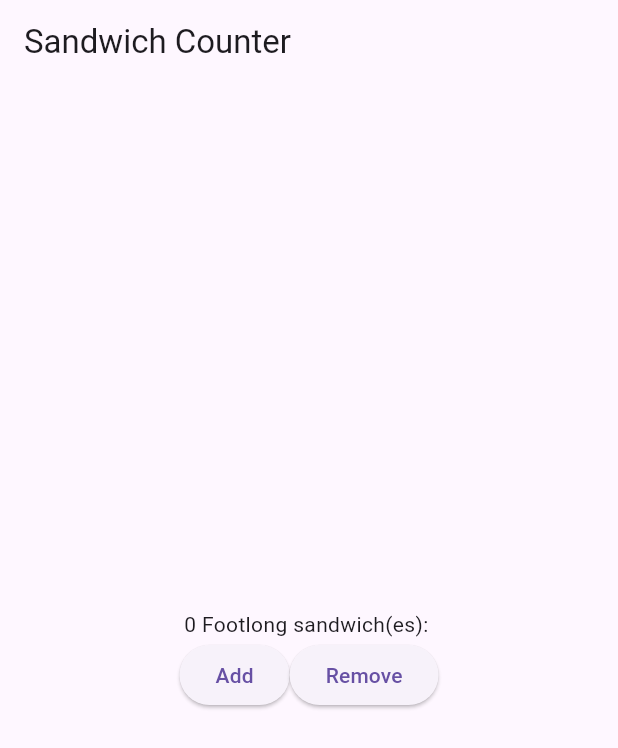
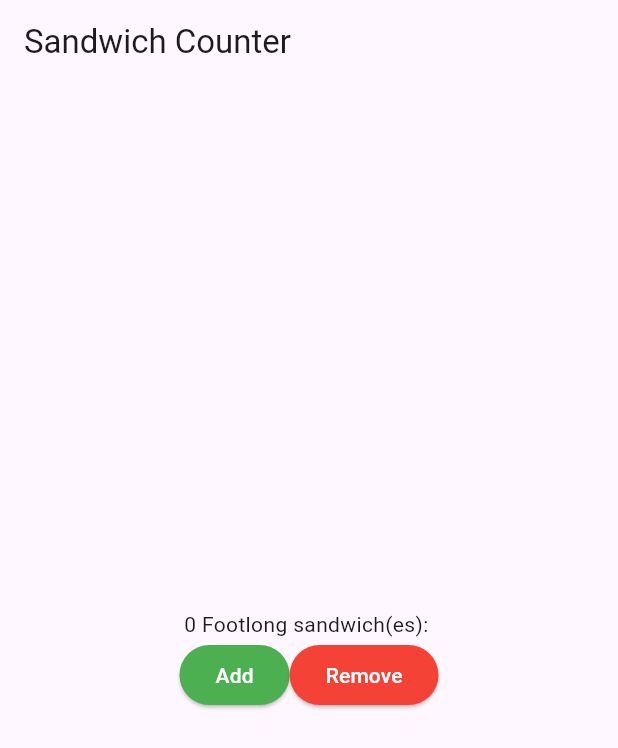
Before and after one commit to rzxv/sandwich_shop, a Flutter app: the screen it shows after launch, on a phone screen of 412 x 824 dp. Shown: the top 748 px of the screen. Run offline on Flutter 3.47's test engine with Material 3 defaults, Android fonts, the phone set to English and light mode, and no system bars.

Commit message:
Add styled buttons and refactor to StyledButton widget

```diff
--- a/lib/main.dart
+++ b/lib/main.dart
@@ -61,21 +61,50 @@ class _OrderScreenState extends State<OrderScreen> {
             Row(
               mainAxisAlignment: MainAxisAlignment.center,
               children: [
-                ElevatedButton(
-                  // Link onPressed directly to the function reference
+                StyledButton(
                   onPressed: _increaseQuantity,
-                  child: const Text('Add'),
+                  text: 'Add',
+                  backgroundColor: Colors.green,
+                  foregroundColor: Colors.white,
                 ),
-                ElevatedButton(
-                  // Link onPressed directly to the function reference
+                StyledButton(
                   onPressed: _decreaseQuantity,
-                  child: const Text('Remove'),
+                  text: 'Remove',
+                  backgroundColor: Colors.red,
+                  foregroundColor: Colors.white,
                 ),
               ],
             ),
           ],
         ),
       ),
+    );
+  }
+}
+
+class StyledButton extends StatelessWidget {
+  final VoidCallback onPressed; // The function to call when pressed
+  final String text;
+  final Color backgroundColor;
+  final Color foregroundColor;
+
+  const StyledButton({
+    required this.onPressed,
+    required this.text,
+    required this.backgroundColor,
+    required this.foregroundColor,
+    super.key,
+  });
+
+  @override
+  Widget build(BuildContext context) {
+    return ElevatedButton(
+      onPressed: onPressed,
+      style: ElevatedButton.styleFrom(
+        backgroundColor: backgroundColor,
+        foregroundColor: foregroundColor,
+      ),
+      child: Text(text),
     );
   }
 }
```
